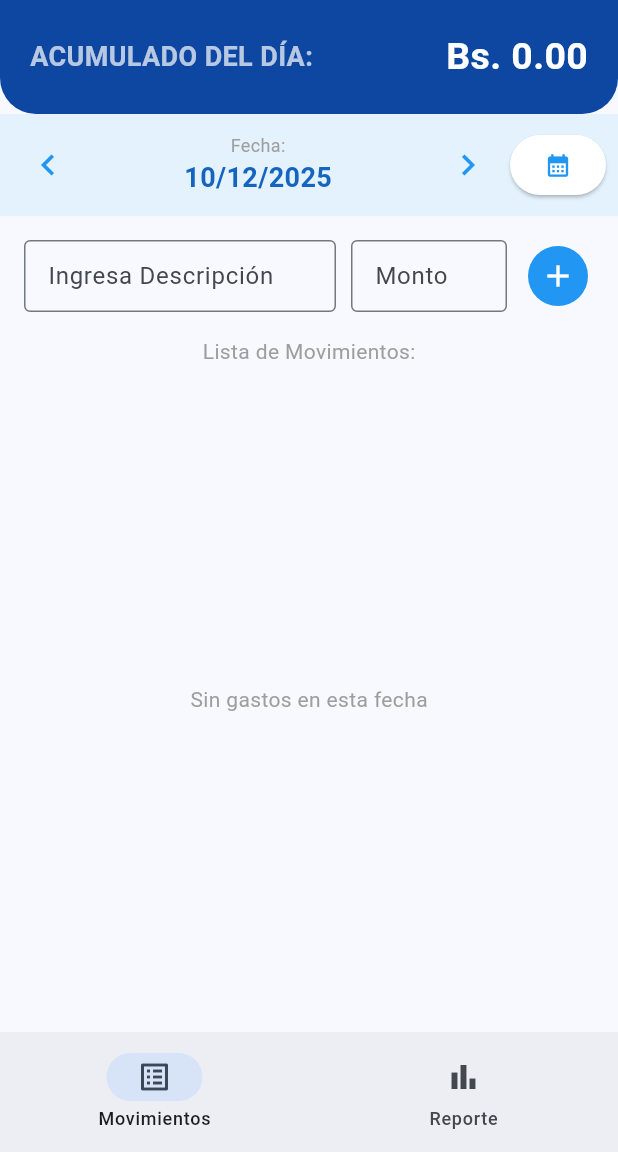
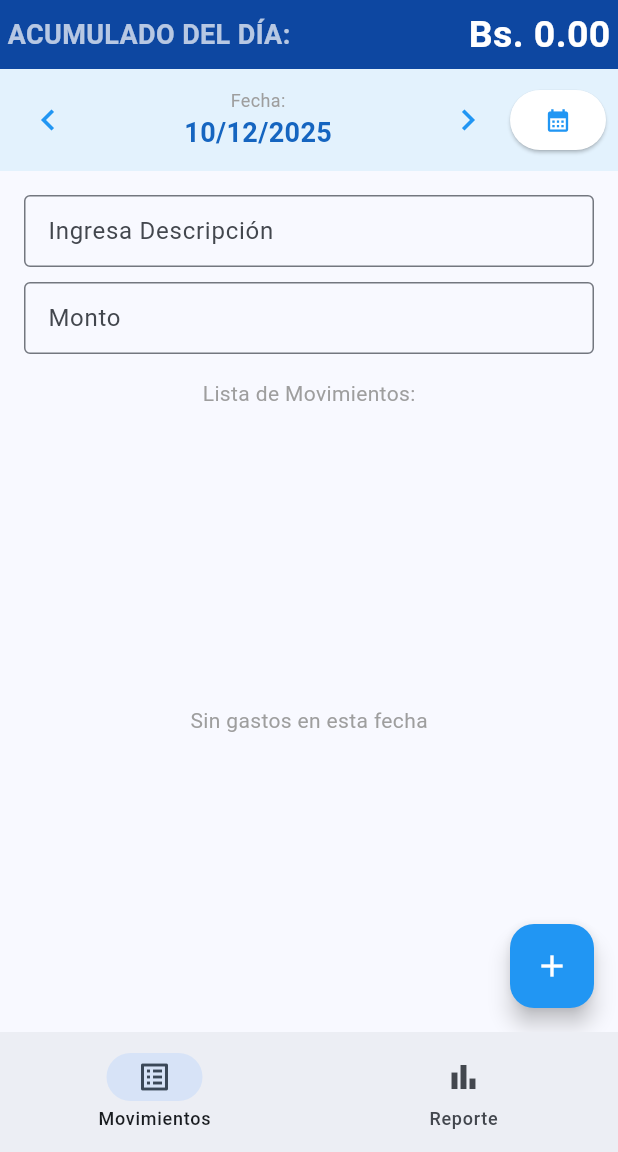
Before and after one commit to Samydex156/flutter_gastos_diarios_v1, a Flutter app: the screen it shows after launch, after a tap on "ENTRAR", on a phone screen of 412 x 824 dp, the part 84-1236 px from its top. Run offline on Flutter 3.47's test engine with Material 3 defaults, Android fonts, the phone set to English and light mode, and no system bars; our stand-ins replace connectivity_plus, fl_chart, pdf, printing, sqflite, supabase_flutter; accounts and stored records are empty.

Commit message:
Configuración Release: Corrección de graficos y reportes de gastos y optimizaciones.

```diff
--- a/lib/main.dart
+++ b/lib/main.dart
@@ -566,6 +566,50 @@ class ExpenseHomePageState extends State<ExpenseHomePage> {
     }
   }
 
+  // --- OPCIONES AL TOCAR ITEM ---
+  void _showItemOptions(Map<String, dynamic> item) {
+    showModalBottomSheet(
+      context: context,
+      shape: const RoundedRectangleBorder(
+        borderRadius: BorderRadius.vertical(top: Radius.circular(16)),
+      ),
+      builder: (context) {
+        return SafeArea(
+          child: Wrap(
+            children: [
+              Padding(
+                padding: const EdgeInsets.all(16.0),
+                child: Text(
+                  item['description'],
+                  style: const TextStyle(
+                    fontWeight: FontWeight.bold,
+                    fontSize: 16,
+                  ),
+                ),
+              ),
+              ListTile(
+                leading: const Icon(Icons.edit, color: Colors.blue),
+                title: const Text('Editar'),
+                onTap: () {
+                  Navigator.pop(context);
+                  _showEditDialog(item);
+                },
+              ),
+              ListTile(
+                leading: const Icon(Icons.delete, color: Colors.red),
+                title: const Text('Eliminar'),
+                onTap: () {
+                  Navigator.pop(context);
+                  _deleteExpense(item);
+                },
+              ),
+            ],
+          ),
+        );
+      },
+    );
+  }
+
   // --- SYNC ---
   Future<void> _syncData() async {
     if (_isSyncing) return;
@@ -723,17 +767,16 @@ class ExpenseHomePageState extends State<ExpenseHomePage> {
           IconButton(icon: const Icon(Icons.logout), onPressed: _logout),
         ],
       ),
+      floatingActionButton: FloatingActionButton(
+        onPressed: _addExpense,
+        backgroundColor: Colors.blue,
+        child: const Icon(Icons.add, color: Colors.white),
+      ),
       body: Column(
         children: [
           Container(
-            padding: const EdgeInsets.all(20),
-            decoration: BoxDecoration(
-              color: Colors.blue.shade900,
-              borderRadius: const BorderRadius.only(
-                bottomLeft: Radius.circular(24),
-                bottomRight: Radius.circular(24),
-              ),
-            ),
+            padding: const EdgeInsets.all(5),
+            decoration: BoxDecoration(color: Colors.blue.shade900),
             child: Row(
               mainAxisAlignment: MainAxisAlignment.spaceBetween,
               children: [
@@ -818,11 +861,9 @@ class ExpenseHomePageState extends State<ExpenseHomePage> {
           ),
           Padding(
             padding: const EdgeInsets.all(16),
-            child: Row(
+            child: Column(
               children: [
-                Expanded(
-                  flex: 2,
-                  child: TextField(
+                TextField(
                   controller: _descCtrl,
                   textCapitalization: TextCapitalization.sentences,
                   decoration: const InputDecoration(
@@ -831,10 +872,8 @@ class ExpenseHomePageState extends State<ExpenseHomePage> {
                     isDense: true,
                   ),
                 ),
-                ),
-                const SizedBox(width: 10),
-                Expanded(
-                  child: TextField(
+                const SizedBox(height: 10),
+                TextField(
                   controller: _amountCtrl,
                   keyboardType: TextInputType.number,
                   decoration: const InputDecoration(
@@ -843,13 +882,6 @@ class ExpenseHomePageState extends State<ExpenseHomePage> {
                     prefixText: "Bs. ",
                     isDense: true,
                   ),
-                  ),
-                ),
-                const SizedBox(width: 10),
-                IconButton.filled(
-                  onPressed: _addExpense,
-                  icon: const Icon(Icons.add),
-                  style: IconButton.styleFrom(backgroundColor: Colors.blue),
                 ),
               ],
             ),
@@ -873,49 +905,34 @@ class ExpenseHomePageState extends State<ExpenseHomePage> {
                       final item = _localExpenses[index];
                       final synced = item['is_synced'] == 1;
                       return ListTile(
+                        dense: true,
+                        onTap: () => _showItemOptions(item),
                         leading: CircleAvatar(
+                          radius: 16,
                           backgroundColor: synced
                               ? Colors.blue.shade100
                               : Colors.orange.shade100,
                           child: Icon(
                             synced ? Icons.cloud_done : Icons.cloud_upload,
                             color: synced ? Colors.blue : Colors.orange,
-                            size: 20,
+                            size: 16,
                           ),
                         ),
                         title: Text(
                           item['description'],
                           style: const TextStyle(
-                            fontWeight: FontWeight.w400,
-                            color: Color.fromARGB(255, 114, 114, 114),
-                          ),
-                        ),
-                        subtitle: Text(
+                            fontWeight: FontWeight.w500,
+                            fontSize: 14,
+                            color: Color.fromARGB(255, 60, 60, 60),
+                          ),
+                        ),
+                        trailing: Text(
                           "Bs. ${(item['amount'] as num).toStringAsFixed(2)}",
                           style: const TextStyle(
                             fontWeight: FontWeight.bold,
-                            fontSize: 16,
+                            fontSize: 14,
                             color: Color.fromARGB(221, 48, 48, 48),
                           ),
-                        ),
-                        trailing: Row(
-                          mainAxisSize: MainAxisSize.min,
-                          children: [
-                            IconButton(
-                              icon: const Icon(
-                                Icons.edit,
-                                color: Colors.blueGrey,
-                              ),
-                              onPressed: () => _showEditDialog(item),
-                            ),
-                            IconButton(
-                              icon: const Icon(
-                                Icons.delete,
-                                color: Colors.redAccent,
-                              ),
-                              onPressed: () => _deleteExpense(item),
-                            ),
-                          ],
                         ),
                       );
                     },
@@ -946,7 +963,6 @@ class DashboardPage extends StatefulWidget {
 
 class _DashboardPageState extends State<DashboardPage> {
   bool _isLoading = true;
-  double _totalWeek = 0;
   double _totalMonth = 0;
   List<double> _dailyTotalsWeek = [0, 0, 0, 0, 0, 0, 0];
   // Mapa para guardar totales por día del mes: día -> monto
@@ -1023,7 +1039,6 @@ class _DashboardPageState extends State<DashboardPage> {
 
     if (mounted) {
       setState(() {
-        _totalWeek = sumWeek;
         _totalMonth = sumMonth;
         _dailyTotalsWeek = daysWeek;
         _monthDailyTotals = monthMap;
@@ -1033,11 +1048,38 @@ class _DashboardPageState extends State<DashboardPage> {
     }
   }
 
+  String _getMonthName(int month) {
+    const months = [
+      'Enero',
+      'Febrero',
+      'Marzo',
+      'Abril',
+      'Mayo',
+      'Junio',
+      'Julio',
+      'Agosto',
+      'Septiembre',
+      'Octubre',
+      'Noviembre',
+      'Diciembre',
+    ];
+    // Ajustar por si array es 0-indexed
+    return months[month - 1];
+  }
+
   @override
   Widget build(BuildContext context) {
     return Scaffold(
       appBar: AppBar(
-        title: const Text("Reporte de Gastos"),
+        title: Column(
+          children: [
+            const Text("Reporte de Gastos", style: TextStyle(fontSize: 14)),
+            Text(
+              "Acumulado Total Mes: Bs. ${_totalMonth.toStringAsFixed(2)}",
+              style: const TextStyle(fontWeight: FontWeight.bold, fontSize: 20),
+            ),
+          ],
+        ),
         backgroundColor: Colors.blue,
         foregroundColor: Colors.white,
         actions: [
@@ -1055,33 +1097,9 @@ class _DashboardPageState extends State<DashboardPage> {
               child: Column(
                 crossAxisAlignment: CrossAxisAlignment.stretch,
                 children: [
-                  // TARJETAS
-                  Row(
-                    children: [
-                      Expanded(
-                        child: _buildSummaryCard(
-                          "Esta Semana",
-                          _totalWeek,
-                          Icons.calendar_view_week,
-                          Colors.orange,
-                        ),
-                      ),
-                      const SizedBox(width: 12),
-                      Expanded(
-                        child: _buildSummaryCard(
-                          "Este Mes",
-                          _totalMonth,
-                          Icons.calendar_month,
-                          Colors.blue,
-                        ),
-                      ),
-                    ],
-                  ),
-                  const SizedBox(height: 24),
-
-                  const Text(
-                    "Gastos por Día (Gráfico)",
-                    style: TextStyle(
+                  Text(
+                    "Gasto diario - Semana ${_getWeekOfMonth(DateTime.now()) - 1} (Actual) - ${_getMonthName(DateTime.now().month)}",
+                    style: const TextStyle(
                       fontSize: 18,
                       fontWeight: FontWeight.bold,
                       color: Colors.blue,
@@ -1092,7 +1110,7 @@ class _DashboardPageState extends State<DashboardPage> {
                   // GRÁFICO (Altura reducida a 220)
                   Container(
                     height: 220,
-                    padding: const EdgeInsets.all(16),
+                    padding: const EdgeInsets.fromLTRB(16, 24, 16, 8),
                     decoration: BoxDecoration(
                       color: Colors.white,
                       borderRadius: BorderRadius.circular(16),
@@ -1107,19 +1125,23 @@ class _DashboardPageState extends State<DashboardPage> {
                     child: BarChart(
                       BarChartData(
                         alignment: BarChartAlignment.spaceAround,
-                        maxY: _getMaxY(),
+                        maxY:
+                            _getMaxY() *
+                            1.1, // Un poco más de espacio para etiquetas
                         barTouchData: BarTouchData(
-                          enabled: true,
+                          enabled:
+                              false, // Desactivar interacción táctil para que no parpadee
                           touchTooltipData: BarTouchTooltipData(
-                            // getTooltipColor: (_) => Colors.blueGrey,
-                            tooltipPadding: const EdgeInsets.all(8),
-                            tooltipMargin: 8,
+                            tooltipBgColor: Colors.transparent,
+                            tooltipPadding: EdgeInsets.zero,
+                            tooltipMargin: 2, // Pegado a la barra
                             getTooltipItem: (group, groupIndex, rod, rodIndex) {
                               return BarTooltipItem(
-                                'Bs. ${rod.toY.toStringAsFixed(1)}',
+                                rod.toY.round().toString(),
                                 const TextStyle(
-                                  color: Colors.white,
+                                  color: Colors.black54,
                                   fontWeight: FontWeight.bold,
+                                  fontSize: 10, // Texto pequeño
                                 ),
                               );
                             },
@@ -1178,9 +1200,9 @@ class _DashboardPageState extends State<DashboardPage> {
                   const SizedBox(height: 24),
 
                   // --- NUEVA LISTA DE DETALLE DE MES COMPLETO ---
-                  const Text(
-                    "Detalle Mes Actual",
-                    style: TextStyle(
+                  Text(
+                    "Detalle Mes Actual: ${_getMonthName(_currentMonth.month)} - ${_currentMonth.year}",
+                    style: const TextStyle(
                       fontSize: 18,
                       fontWeight: FontWeight.bold,
                       color: Colors.blue,
@@ -1195,7 +1217,14 @@ class _DashboardPageState extends State<DashboardPage> {
     );
   }
 
-  // Widget para construir la lista Lunes...Domingo
+  int _getWeekOfMonth(DateTime date) {
+    final firstDay = DateTime(date.year, date.month, 1);
+    final dayOfWeek = firstDay.weekday;
+    // Ajuste simple para semana del mes
+    return ((date.day + dayOfWeek - 2) / 7).ceil() + 1;
+  }
+
+  // Helper para construir la lista ...
   Widget _buildMonthlyList() {
     // Ordenamos las llaves por día (1..31)
     final days = _monthDailyTotals.keys.toList()..sort();
@@ -1227,7 +1256,7 @@ class _DashboardPageState extends State<DashboardPage> {
             'Sábado',
             'Domingo',
           ][date.weekday - 1];
-          final dateStr = "$weekDayName $day";
+          final dateStr = weekDayName;
 
           final isZero = amount == 0;
 
@@ -1292,6 +1321,7 @@ class _DashboardPageState extends State<DashboardPage> {
       bars.add(
         BarChartGroupData(
           x: i,
+          showingTooltipIndicators: [0],
           barRods: [
             BarChartRodData(
               toY: _dailyTotalsWeek[i],
@@ -1311,53 +1341,6 @@ class _DashboardPageState extends State<DashboardPage> {
       );
     }
     return bars;
-  }
-
-  Widget _buildSummaryCard(
-    String title,
-    double amount,
-    IconData icon,
-    Color color,
-  ) {
-    return Container(
-      padding: const EdgeInsets.all(16),
-      decoration: BoxDecoration(
-        color: Colors.white,
-        borderRadius: BorderRadius.circular(16),
-        boxShadow: [
-          BoxShadow(
-            color: color.withValues(alpha: 0.1),
-            blurRadius: 10,
-            offset: const Offset(0, 4),
-          ),
-        ],
-        border: Border.all(color: color.withValues(alpha: 0.2)),
-      ),
-      child: Column(
-        crossAxisAlignment: CrossAxisAlignment.start,
-        children: [
-          Row(
-            children: [
-              Icon(icon, color: color, size: 20),
-              const SizedBox(width: 8),
-              Text(
-                title,
-                style: TextStyle(color: Colors.grey.shade600, fontSize: 12),
-              ),
-            ],
-          ),
-          const SizedBox(height: 8),
-          Text(
-            "Bs. ${amount.toStringAsFixed(2)}",
-            style: TextStyle(
-              fontSize: 18,
-              fontWeight: FontWeight.bold,
-              color: Colors.blueGrey.shade800, // Corrección del error de shade
-            ),
-          ),
-        ],
-      ),
-    );
   }
 }
 
```
Lines whose indentation alone changed are shown as unchanged.
